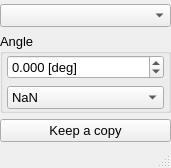
Qt form UIs/nRotate.ui (NeutrinoToolkit/Neutrino) before a commit.
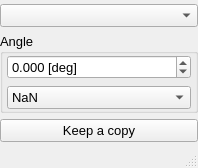
The same form after that commit.

Diff of the .ui file:
```diff
--- a/UIs/nRotate.ui
+++ b/UIs/nRotate.ui
@@ -6,7 +6,7 @@
    <rect>
     <x>0</x>
     <y>0</y>
-    <width>171</width>
+    <width>198</width>
     <height>168</height>
    </rect>
   </property>
```
Left out of the diff: 52 changed lines with no effect on the pictures.
